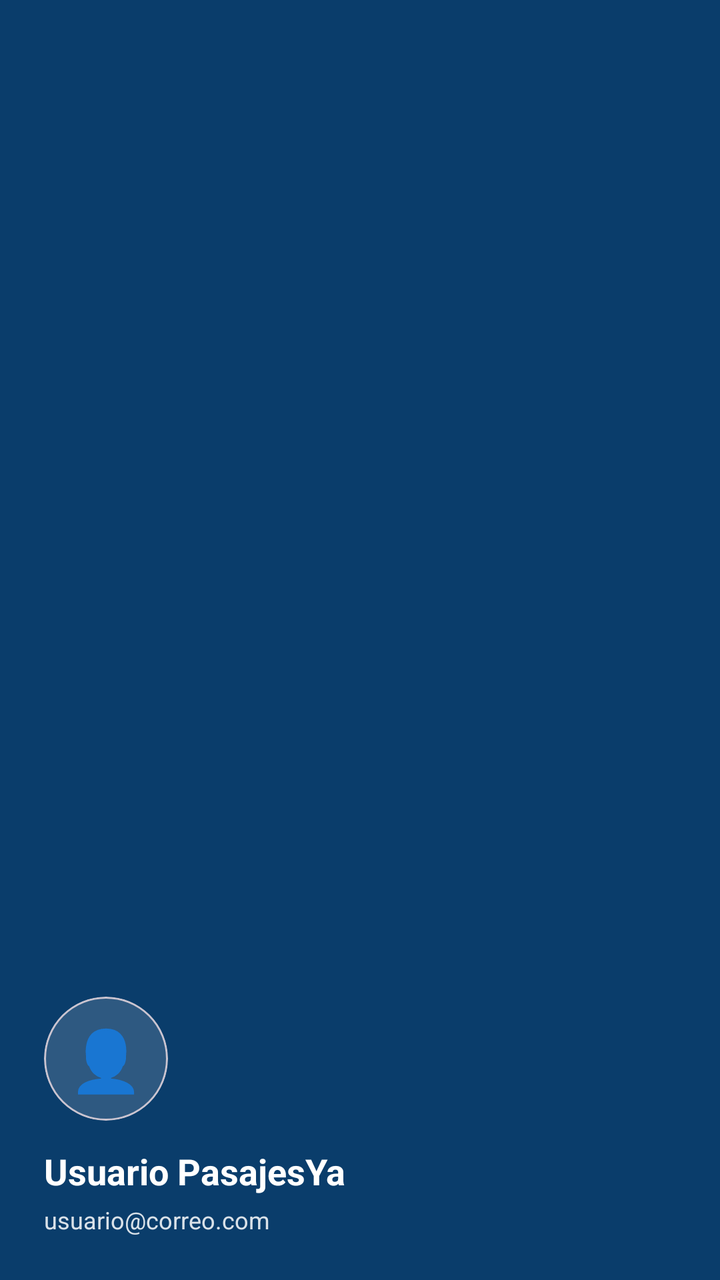
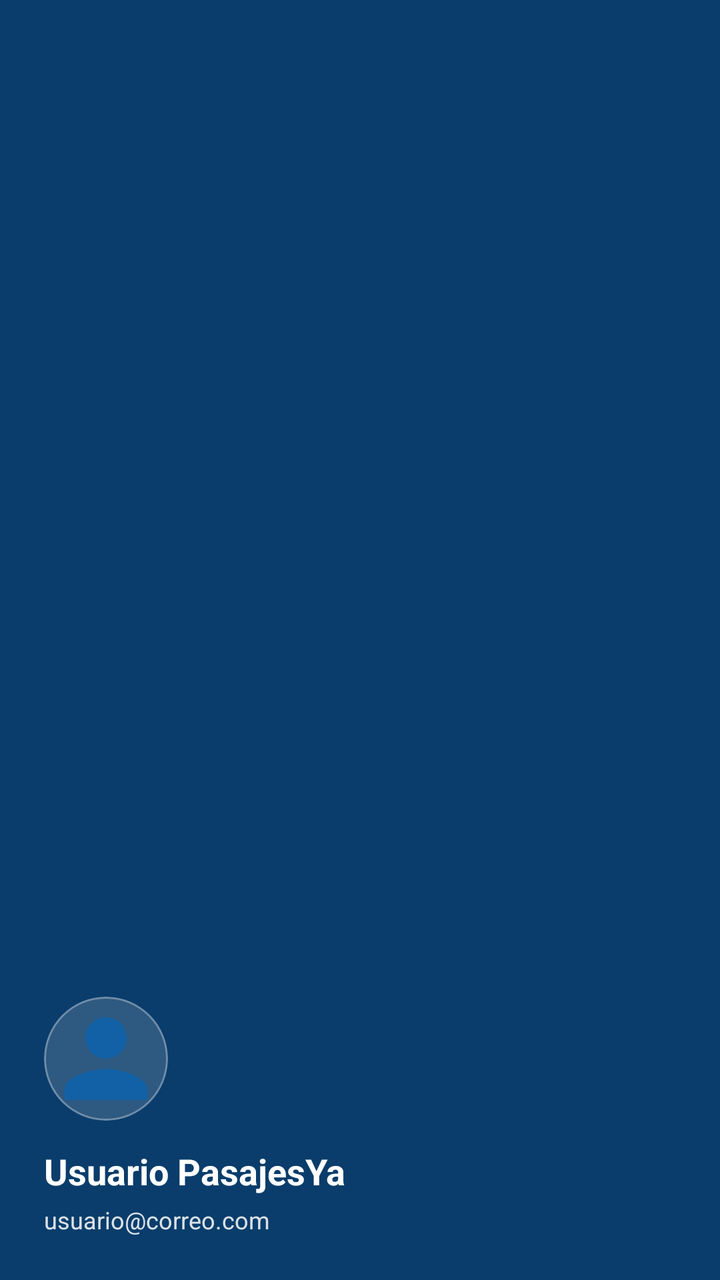

Screens rendered from an Android XML layout before and after an edit, with the pre-edit source and the edit as a unified diff.
<!-- AndroidManifest.xml: application theme Theme.PasajesYa -->
<!-- res/layout/nav_header_pasajesya.xml -->
<?xml version="1.0" encoding="utf-8"?>
<LinearLayout
    xmlns:android="http://schemas.android.com/apk/res/android"
    xmlns:app="http://schemas.android.com/apk/res-auto"
    android:layout_width="match_parent"
    android:layout_height="190dp"
    android:background="@color/pasajes_primary_dark"
    android:gravity="bottom"
    android:orientation="vertical"
    android:paddingStart="22dp"
    android:paddingTop="24dp"
    android:paddingEnd="22dp"
    android:paddingBottom="22dp">


    <com.google.android.material.card.MaterialCardView
        android:layout_width="62dp"
        android:layout_height="62dp"
        app:cardBackgroundColor="#25FFFFFF"
        app:cardCornerRadius="31dp"
        app:cardElevation="0dp">

        <TextView
            android:layout_width="match_parent"
            android:layout_height="match_parent"
            android:gravity="center"
            android:text="👤"
            android:textSize="30sp" />

    </com.google.android.material.card.MaterialCardView>


    <TextView
        android:id="@+id/tvMenuNombreUsuario"
        android:layout_width="match_parent"
        android:layout_height="wrap_content"
        android:layout_marginTop="13dp"
        android:maxLines="1"
        android:text="Usuario PasajesYa"
        android:textColor="@color/white"
        android:textSize="18sp"
        android:textStyle="bold" />


    <TextView
        android:id="@+id/tvMenuCorreoUsuario"
        android:layout_width="match_parent"
        android:layout_height="wrap_content"
        android:layout_marginTop="4dp"
        android:maxLines="1"
        android:text="usuario@correo.com"
        android:textColor="#D9FFFFFF"
        android:textSize="12sp" />


</LinearLayout>
<!-- resources referenced by this layout -->
<resources>
  <color name="pasajes_primary_dark">#0A3D6B</color>
  <color name="white">#FFFFFFFF</color>
  <style name="Theme.PasajesYa" parent="Base.Theme.PasajesYa" />
  <style name="Base.Theme.PasajesYa" parent="Theme.Material3.DayNight.NoActionBar">
          <item name="colorPrimary">@color/pasajes_primary</item>
          <item name="colorOnPrimary">@color/white</item>
  
          <item name="colorSecondary">@color/pasajes_secondary</item>
          <item name="colorOnSecondary">@color/pasajes_text_primary</item>
  
          <item name="android:windowBackground">
              @color/pasajes_background
          </item>
  
          <item name="android:statusBarColor">
              @color/pasajes_primary_dark
          </item>
  
          <item name="android:navigationBarColor">
              @color/pasajes_primary_dark
          </item>
  
          <item name="android:windowLightStatusBar">false</item>
          <item name="android:windowLightNavigationBar">false</item>
      </style>
  <color name="pasajes_primary">#1261A6</color>
  <color name="pasajes_secondary">#FFB300</color>
  <color name="pasajes_text_primary">#18232D</color>
  <color name="pasajes_background">#F4F7FB</color>
</resources>

<!-- the commit's change to res/layout/nav_header_pasajesya.xml (unified diff, before → after) -->
@@ -13,28 +13,38 @@
     android:paddingBottom="22dp">
 
 
+    
+
     <com.google.android.material.card.MaterialCardView
         android:layout_width="62dp"
         android:layout_height="62dp"
         app:cardBackgroundColor="#25FFFFFF"
         app:cardCornerRadius="31dp"
-        app:cardElevation="0dp">
+        app:cardElevation="0dp"
+        app:strokeColor="#50FFFFFF"
+        app:strokeWidth="1dp">
 
-        <TextView
+
+        <ImageView
+            android:id="@+id/ivMenuFotoUsuario"
             android:layout_width="match_parent"
             android:layout_height="match_parent"
-            android:gravity="center"
-            android:text="👤"
-            android:textSize="30sp" />
+            android:contentDescription="Foto del usuario"
+            android:scaleType="centerCrop"
+            android:src="@drawable/ic_persona_pasajes" />
+
 
     </com.google.android.material.card.MaterialCardView>
 
+
+    
 
     <TextView
         android:id="@+id/tvMenuNombreUsuario"
         android:layout_width="match_parent"
         android:layout_height="wrap_content"
         android:layout_marginTop="13dp"
+        android:ellipsize="end"
         android:maxLines="1"
         android:text="Usuario PasajesYa"
         android:textColor="@color/white"
@@ -42,11 +52,14 @@
         android:textStyle="bold" />
 
 
+    
+
     <TextView
         android:id="@+id/tvMenuCorreoUsuario"
         android:layout_width="match_parent"
         android:layout_height="wrap_content"
         android:layout_marginTop="4dp"
+        android:ellipsize="end"
         android:maxLines="1"
         android:text="usuario@correo.com"
         android:textColor="#D9FFFFFF"
<!-- resource entries referenced after the edit -->
@@ -2,6 +2,19 @@
 <resources>
   <color name="pasajes_primary_dark">#0A3D6B</color>
   <color name="white">#FFFFFFFF</color>
+  <!-- drawable ic_persona_pasajes (drawable) -->
+  <?xml version="1.0" encoding="utf-8"?>
+  <vector xmlns:android="http://schemas.android.com/apk/res/android"
+      android:width="24dp"
+      android:height="24dp"
+      android:viewportWidth="24"
+      android:viewportHeight="24">
+  
+      <path
+          android:fillColor="@color/pasajes_primary"
+          android:pathData="M12,12c2.21,0 4,-1.79 4,-4s-1.79,-4 -4,-4 -4,1.79 -4,4 1.79,4 4,4zM12,14c-2.67,0 -8,1.34 -8,4v2h16v-2c0,-2.66 -5.33,-4 -8,-4z" />
+  
+  </vector>
   <style name="Theme.PasajesYa" parent="Base.Theme.PasajesYa" />
   <style name="Base.Theme.PasajesYa" parent="Theme.Material3.DayNight.NoActionBar">
           <item name="colorPrimary">@color/pasajes_primary</item>
